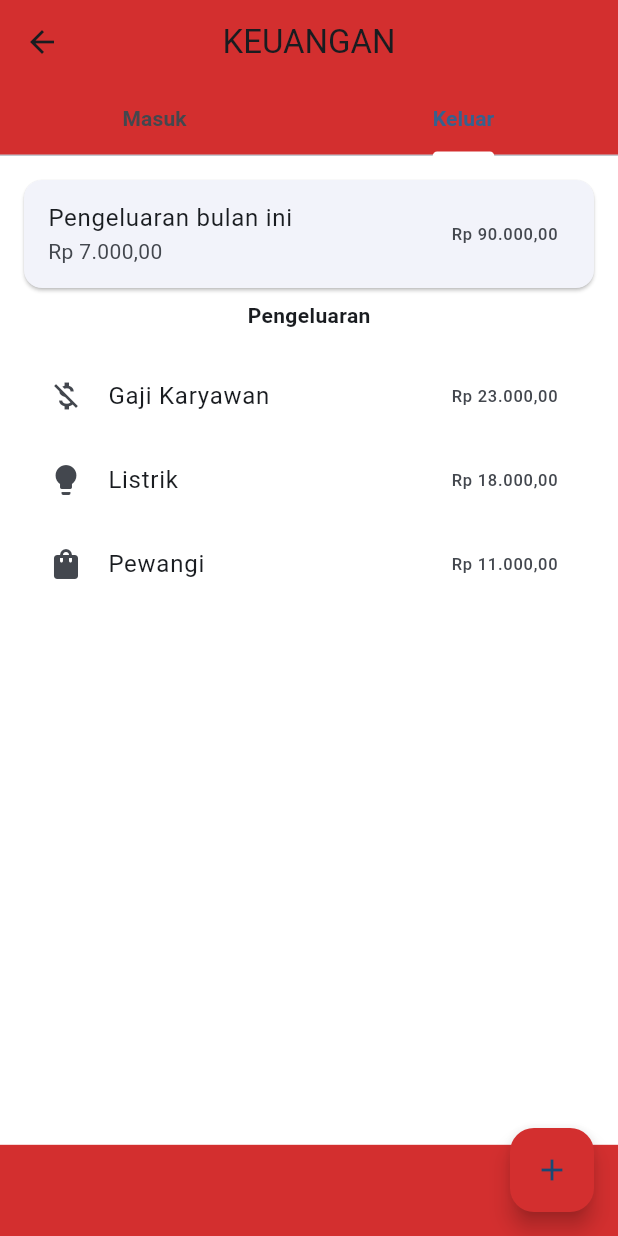
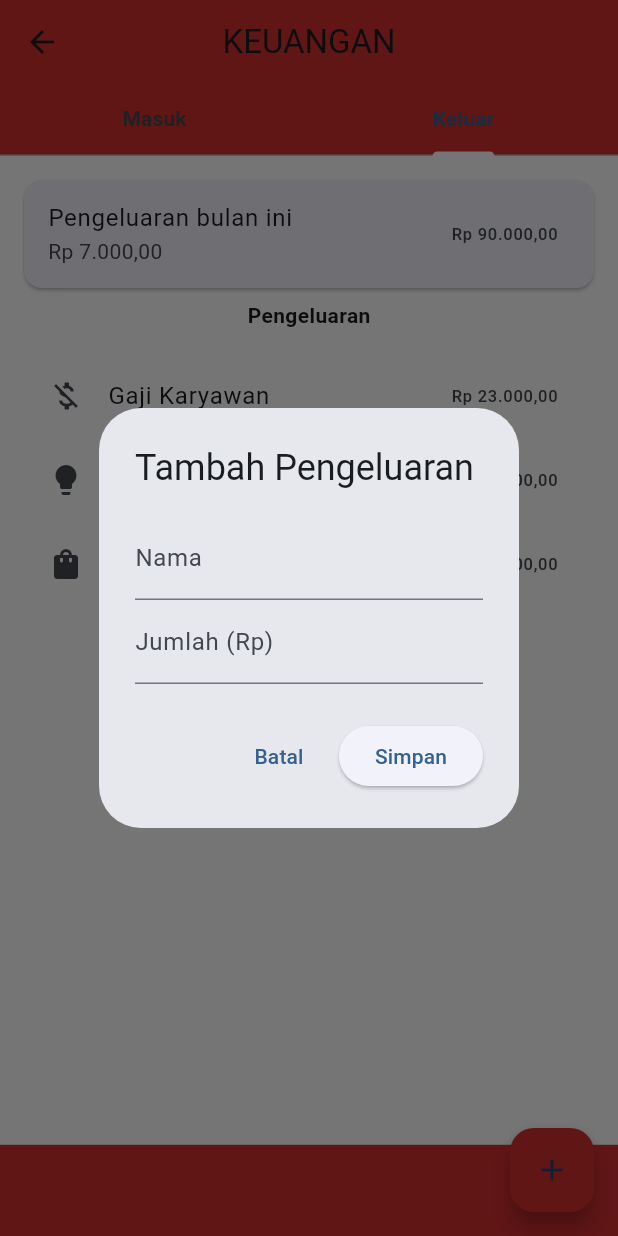
Before and after one commit to ghazyraihan/syabrina_laundry_ppsi, a Flutter app: the KeuanganPage screen opened directly, tab 2 chosen, after a tap on the "add" icon, on a phone screen of 412 x 824 dp. Run offline on Flutter 3.47's test engine with Material 3 defaults, Android fonts, the phone set to English and light mode, and no system bars; our stand-ins replace cloud_firestore, firebase_core; accounts and stored records are empty.

Commit message:
crud katalog dan form pengeluaran

```diff
--- a/lib/main.dart
+++ b/lib/main.dart
@@ -45,6 +45,8 @@ class SylauApps extends StatelessWidget {
     );
   }
 }
+
+
 
 // class MyHomePage extends StatefulWidget {
 //   const MyHomePage({super.key, required this.title});
--- a/lib/pages/keuangan_page.dart
+++ b/lib/pages/keuangan_page.dart
@@ -11,6 +11,11 @@ class _KeuanganPageState extends State<KeuanganPage>
     with SingleTickerProviderStateMixin {
   late TabController _tabController;
   int _selectedIndex = 0;
+
+  final List<Map<String, dynamic>> pengeluaranList = [];
+
+  final TextEditingController namaController = TextEditingController();
+  final TextEditingController jumlahController = TextEditingController();
 
   @override
   void initState() {
@@ -26,20 +31,84 @@ class _KeuanganPageState extends State<KeuanganPage>
   @override
   void dispose() {
     _tabController.dispose();
+    namaController.dispose();
+    jumlahController.dispose();
     super.dispose();
   }
 
-  Widget _buildHeader(String label, Color color, String nominal) {
-    return Column(
-      children: [
-        Text(label, style: const TextStyle(fontSize: 16, color: Colors.white)),
-        const SizedBox(height: 4),
-        Text(nominal,
-            style: const TextStyle(
-                fontSize: 22,
-                fontWeight: FontWeight.bold,
-                color: Colors.white)),
-      ],
+  void _showForm({int? index}) {
+    // Jika index tidak null, isi data untuk edit
+    if (index != null) {
+      namaController.text = pengeluaranList[index]['nama'];
+      jumlahController.text = pengeluaranList[index]['jumlah'];
+    } else {
+      namaController.clear();
+      jumlahController.clear();
+    }
+
+    showDialog(
+      context: context,
+      builder: (_) => AlertDialog(
+        title: Text(index == null ? 'Tambah Pengeluaran' : 'Edit Pengeluaran'),
+        content: Column(
+          mainAxisSize: MainAxisSize.min,
+          children: [
+            TextField(
+              controller: namaController,
+              decoration: const InputDecoration(labelText: 'Nama'),
+            ),
+            TextField(
+              controller: jumlahController,
+              decoration: const InputDecoration(labelText: 'Jumlah (Rp)'),
+              keyboardType: TextInputType.number,
+            ),
+          ],
+        ),
+        actions: [
+          if (index != null)
+            TextButton(
+              onPressed: () {
+                setState(() {
+                  pengeluaranList.removeAt(index);
+                });
+                Navigator.pop(context);
+              },
+              child: const Text('Hapus', style: TextStyle(color: Colors.red)),
+            ),
+          TextButton(
+            onPressed: () {
+              Navigator.pop(context);
+              namaController.clear();
+              jumlahController.clear();
+            },
+            child: const Text('Batal'),
+          ),
+          ElevatedButton(
+            onPressed: () {
+              if (namaController.text.isNotEmpty &&
+                  jumlahController.text.isNotEmpty) {
+                setState(() {
+                  if (index == null) {
+                    // Tambah
+                    pengeluaranList.add({
+                      'nama': namaController.text,
+                      'jumlah': jumlahController.text,
+                    });
+                  } else {
+                    // Edit
+                    pengeluaranList[index] = {
+                      'nama': namaController.text,
+                      'jumlah': jumlahController.text,
+                    };
+                  }
+                });
+                Navigator.pop(context);
+              }
+            },
+            child: Text(index == null ? 'Simpan' : 'Update'),
+          ),
+        ],
+      ),
     );
   }
 
@@ -134,22 +203,30 @@ class _KeuanganPageState extends State<KeuanganPage>
                     Expanded(
                       child: ListView(
                         padding: const EdgeInsets.all(16),
-                        children: const [
-                          ListTile(
+                        children: [
+                          const ListTile(
                             leading: Icon(Icons.money_off),
                             title: Text("Gaji Karyawan"),
                             trailing: Text("Rp 23.000,00"),
                           ),
-                          ListTile(
+                          const ListTile(
                             leading: Icon(Icons.lightbulb),
                             title: Text("Listrik"),
                             trailing: Text("Rp 18.000,00"),
                           ),
-                          ListTile(
+                          const ListTile(
                             leading: Icon(Icons.shopping_bag),
                             title: Text("Pewangi"),
                             trailing: Text("Rp 11.000,00"),
                           ),
+                          for (int i = 0; i < pengeluaranList.length; i++)
+                            ListTile(
+                              leading: const Icon(Icons.money_off),
+                              title: Text(pengeluaranList[i]['nama']),
+                              trailing:
+                                  Text("Rp ${pengeluaranList[i]['jumlah']}"),
+                              onTap: () => _showForm(index: i),
+                            ),
                         ],
                       ),
                     ),
@@ -163,11 +240,9 @@ class _KeuanganPageState extends State<KeuanganPage>
       floatingActionButton: isMasuk
           ? null
           : FloatingActionButton(
-              onPressed: () {
-                // TODO: Buka form pengeluaran
-              },
               backgroundColor: Colors.red[700],
               child: const Icon(Icons.add),
+              onPressed: () => _showForm(),
             ),
     );
   }
```
Also changed, not shown: lib/pages/form_layanan_page.dart (added, +81 -0 lines), lib/pages/form_pengeluaran_page.dart (added, +91 -0 lines), lib/pages/katalog_page.dart (+38 -3 lines), lib/pages/pengeluaran_page.dart (added, +75 -0 lines), pubspec.lock.
